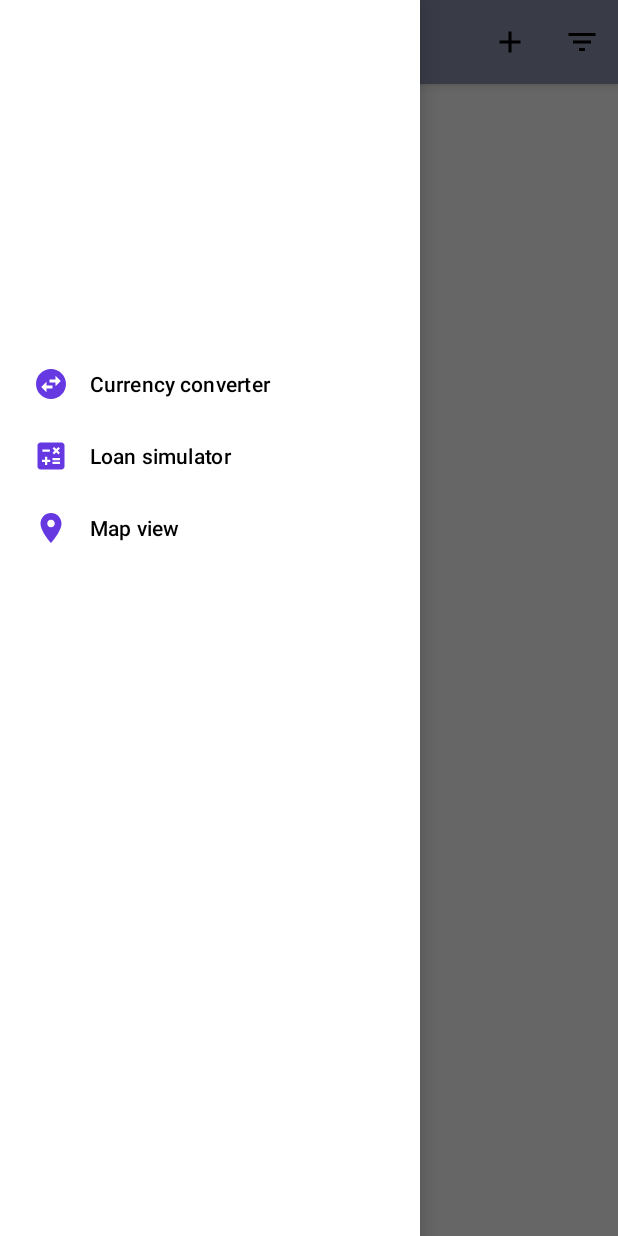
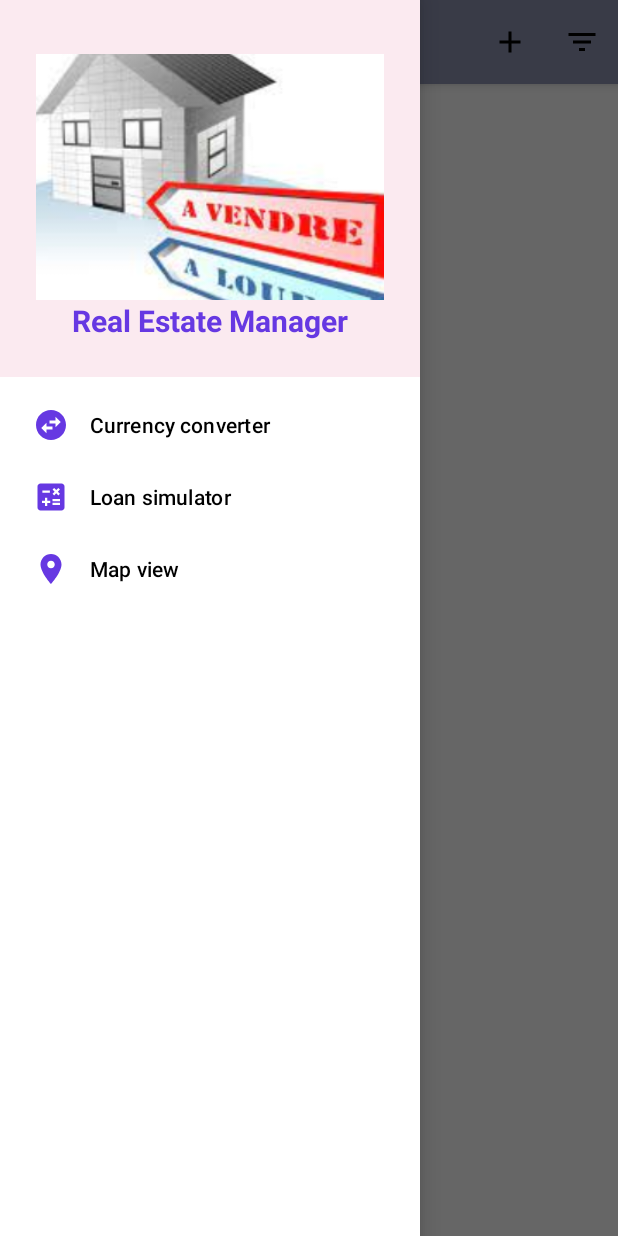
Before and after one commit to MES-RIMA/PROJET-Openclass, an Android app: the screen it shows after launch (MainActivity), with the side drawer open, on a phone screen of 412 x 824 dp. Run offline under Robolectric (Android 15) with nearby library versions, the phone set to English and light mode, and no system bars; our stand-ins replace Room's generated code, navigation-ui; pictures from the network do not load.

Commit message:
Drawer header logo+ picture

```diff
--- a/app/src/main/res/layout/activity_main_drawer_header.xml
+++ b/app/src/main/res/layout/activity_main_drawer_header.xml
@@ -1,19 +1,38 @@
 <?xml version="1.0" encoding="utf-8"?>
 <androidx.constraintlayout.widget.ConstraintLayout xmlns:android="http://schemas.android.com/apk/res/android"
     xmlns:app="http://schemas.android.com/apk/res-auto"
+    xmlns:tools="http://schemas.android.com/tools"
     android:layout_width="match_parent"
-    android:layout_height="match_parent">
+    android:layout_height="match_parent"
+    android:padding="@dimen/margin_medium"
+    android:background="@color/colorAccentLight">
 
     <!-- Background-->
+
     <ImageView
-        android:id="@+id/background_image"
-        android:layout_width="0dp"
-        android:layout_height="@dimen/drawer_header_height"
+        android:id="@+id/logo_icon"
+        android:layout_width="330dp"
+        android:layout_height="164dp"
+        android:layout_marginTop="@dimen/margin_default"
         android:contentDescription="@null"
         android:scaleType="centerCrop"
-        android:src="@null"
+        android:src="@drawable/logo"
+        app:layout_constraintBottom_toTopOf="@+id/logo_label"
         app:layout_constraintEnd_toEndOf="parent"
+        app:layout_constraintHorizontal_bias="0.493"
         app:layout_constraintStart_toStartOf="parent"
         app:layout_constraintTop_toTopOf="parent" />
 
+    <com.google.android.material.textview.MaterialTextView
+        android:id="@+id/logo_label"
+        android:layout_width="wrap_content"
+        android:layout_height="wrap_content"
+        android:text="@string/app_name"
+        android:textStyle="bold"
+        android:textColor="@color/colorAccent"
+        android:textSize="@dimen/text_size_large"
+        app:layout_constraintEnd_toEndOf="parent"
+        app:layout_constraintStart_toStartOf="parent"
+        app:layout_constraintTop_toBottomOf="@id/logo_icon" />
+
 </androidx.constraintlayout.widget.ConstraintLayout>
--- a/app/src/main/res/values/colors.xml
+++ b/app/src/main/res/values/colors.xml
@@ -8,6 +8,7 @@
     <color name="red">#c80815</color>
     <color name="greyLight">#673AB7</color>
     <color name="black">#0009ff</color>
+    <color name="colorAccentLight">#FBEAF0</color>
     <color name="transparentDark">#80000000</color>
     <color name="transparent">#00000000</color>
 </resources>
--- a/app/src/main/res/values/dimen.xml
+++ b/app/src/main/res/values/dimen.xml
@@ -16,6 +16,8 @@
     <dimen name="icon_large">64dp</dimen>
     <dimen name="elevation_default">4dp</dimen>
     <dimen name="static_map_max_size">200dp</dimen>
+
+    <dimen name="icon_xxl">160dp</dimen>
     <!-- Drawer -->
     <dimen name="drawer_header_height">224dp</dimen>
     <!-- Property list -->
```
Also changed, not shown: app/src/main/res/drawable-v24/logo.jpg (added).
